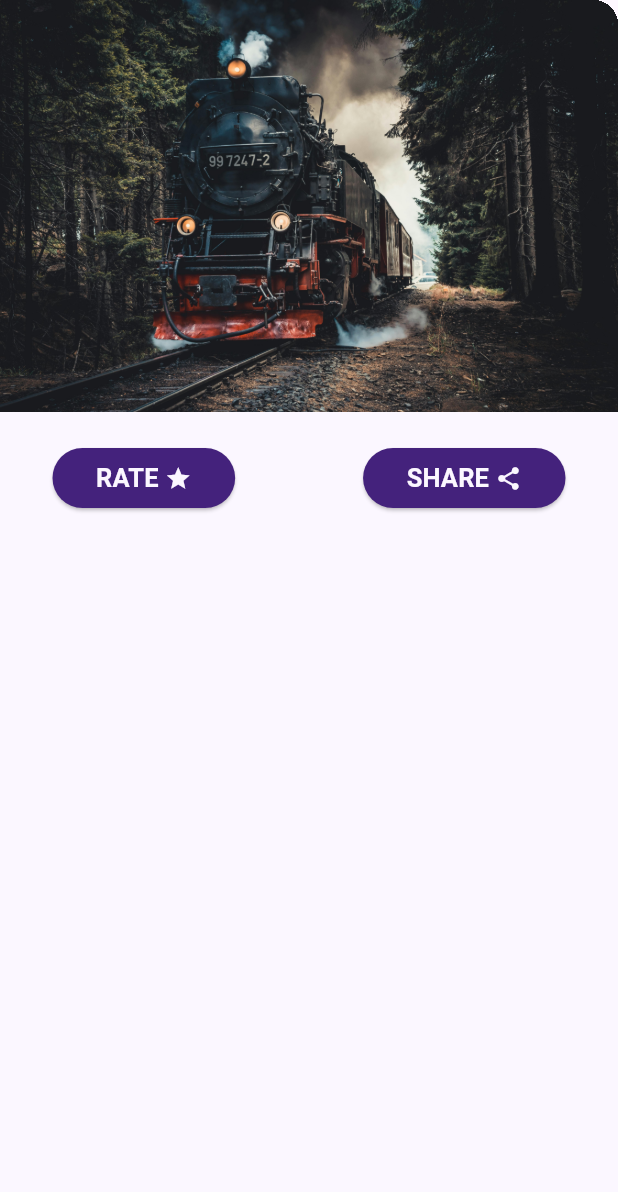
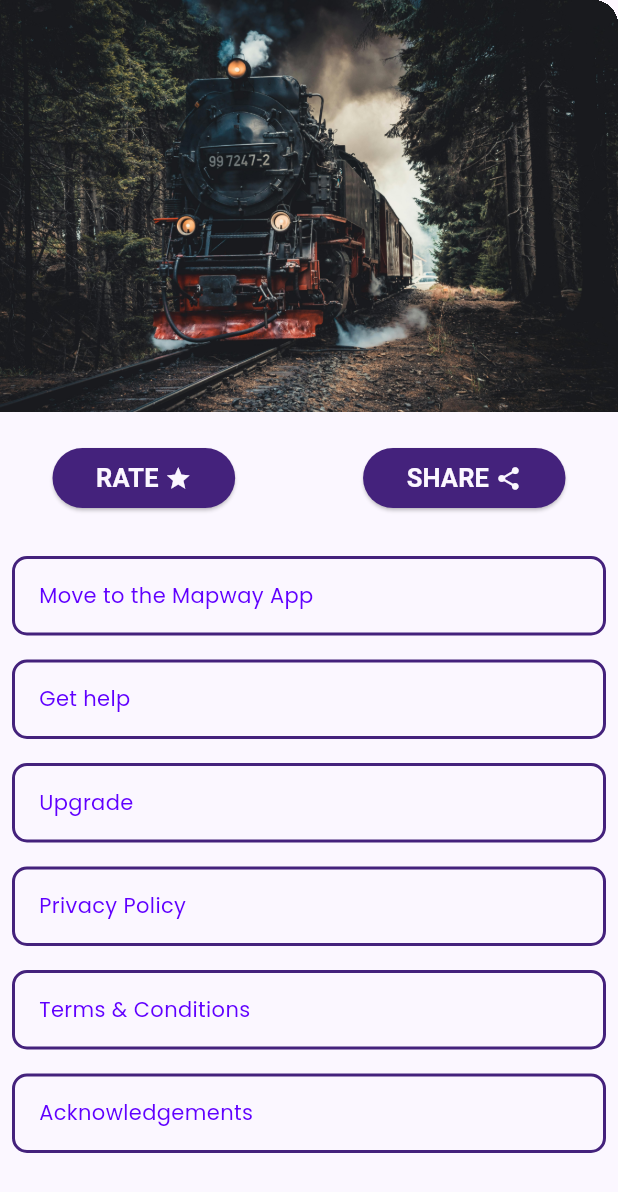
Before and after one commit to hashirSoomro/MetroStationApp, a Flutter app: the DrawerWidget widget shown alone on an empty page, opened directly, on a phone screen of 412 x 824 dp. Shown: the top 1192 px of the screen. Run offline on Flutter 3.47's test engine with Material 3 defaults, Android fonts, the light colour scheme and no system bars; our stand-ins replace firebase_core, flutter_map, google_fonts, latlong2; accounts and stored records are empty.

Commit message:
Add Drawer Tile Widget

```diff
--- /dev/null
+++ b/metro_station/lib/widgets/drawer-tile.dart
@@ -0,0 +1,51 @@
+import 'package:flutter/material.dart';
+import 'package:google_fonts/google_fonts.dart';
+import 'package:metro_station/utils/app-constant.dart';
+
+class drawerTile extends StatefulWidget {
+  String text;
+  drawerTile({
+    super.key,
+    required this.text,
+  });
+
+  @override
+  State<drawerTile> createState() => _drawerTileState();
+}
+
+class _drawerTileState extends State<drawerTile> {
+  @override
+  Widget build(BuildContext context) {
+    return InkWell(
+      onTap: () {},
+      child: Container(
+        margin: EdgeInsets.all(8),
+        decoration: BoxDecoration(
+            border: Border.all(
+              color: AppConstant.appSecondaryColor,
+              width: 2,
+            ),
+            borderRadius: BorderRadius.circular(10)),
+        child: Padding(
+          padding: const EdgeInsets.all(16.0),
+          child: Row(
+            mainAxisAlignment: MainAxisAlignment.start,
+            children: [
+              Text(
+                widget.text,
+                style: GoogleFonts.poppins(
+                  textStyle: const TextStyle(
+                    fontSize: 14,
+                    fontWeight: FontWeight.w400,
+                    color: AppConstant.appMainColor,
+                    height: 1.2,
+                  ),
+                ),
+              ),
+            ],
+          ),
+        ),
+      ),
+    );
+  }
+}
--- a/metro_station/lib/widgets/drawer-widget.dart
+++ b/metro_station/lib/widgets/drawer-widget.dart
@@ -3,6 +3,7 @@
 import 'package:flutter/material.dart';
 
 import '../utils/app-constant.dart';
+import 'drawer-tile.dart';
 
 class DrawerWidget extends StatefulWidget {
   const DrawerWidget({super.key});
@@ -87,7 +88,13 @@ class _DrawerWidgetState extends State<DrawerWidget> {
                     ),
                   ],
                 ),
-              )
+              ),
+              drawerTile(text: "Move to the Mapway App"),
+              drawerTile(text: "Get help"),
+              drawerTile(text: "Upgrade"),
+              drawerTile(text: "Privacy Policy"),
+              drawerTile(text: "Terms & Conditions"),
+              drawerTile(text: "Acknowledgements"),
             ],
           )),
     );
--- a/metro_station/pubspec.yaml
+++ b/metro_station/pubspec.yaml
@@ -38,6 +38,7 @@ dependencies:
   firebase_core: ^2.30.0
   flutter_map: ^6.1.0
   latlong2: ^0.9.1
+  google_fonts: ^6.2.0
 
 dev_dependencies:
   flutter_test:
```
Also changed, not shown: metro_station/pubspec.lock, 1 other file.
